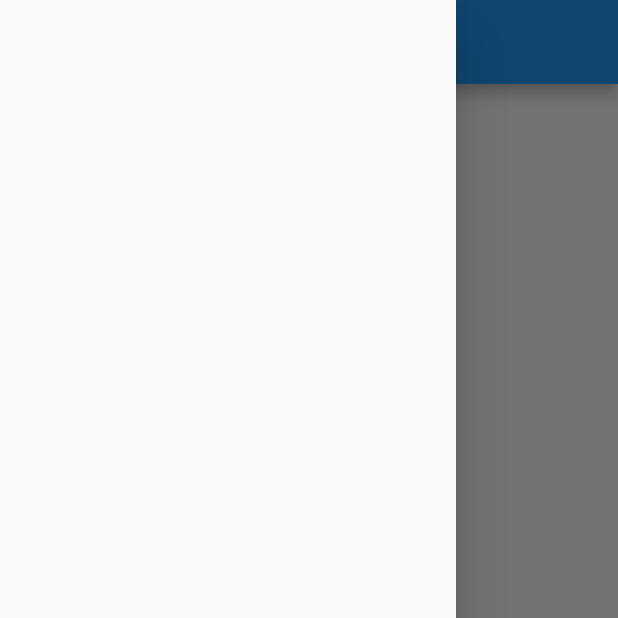
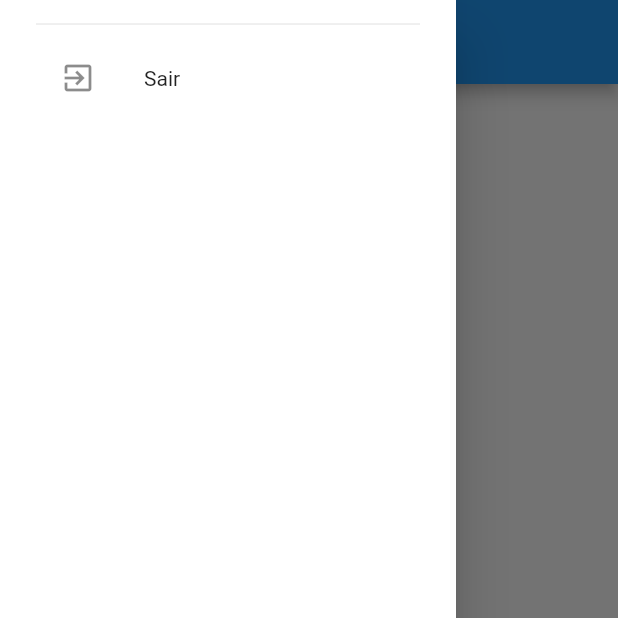
Before and after one commit to pauloasjx/uepgacadonline-flutter, a Flutter app: the HomeScreen screen opened directly, with the side drawer open, on a phone screen of 412 x 824 dp, the top half of it. Run offline on Flutter 3.47's test engine with Material 2 defaults, Android fonts, the phone set to English and light mode, and no system bars; our stand-ins replace bloc, equatable, flutter_bloc, flutter_html, flutter_swiper, rxdart and 1 more; accounts and stored records are empty; network calls fail.

Commit message:
Update: Sair

```diff
--- a/lib/modules/home/home_screen.dart
+++ b/lib/modules/home/home_screen.dart
@@ -1,5 +1,4 @@
 import 'package:flutter/material.dart';
-import 'package:flutter_bloc/flutter_bloc.dart';
 import 'package:flutter_swiper/flutter_swiper.dart';
 import 'package:uepgacadonline_flutter/models/featured.dart';
 import 'package:uepgacadonline_flutter/models/news.dart';
@@ -30,11 +29,7 @@ class _HomeScreenState extends State<HomeScreen> {
   }
 
   Widget _bottomNavigationBarItem(int index) {
-    return [
-      NewsItemsScreen(),
-      GradeScreen(),
-      WeeklyMenuScreen()
-    ][index];
+    return [NewsItemsScreen(), GradeScreen(), WeeklyMenuScreen()][index];
   }
 
   @override
@@ -43,17 +38,19 @@ class _HomeScreenState extends State<HomeScreen> {
         appBar: AppBar(
           title: Text(widget.title),
         ),
-        drawer: Drawer(),
+        drawer: _buildDrawer(),
         bottomNavigationBar: BottomNavigationBar(
             currentIndex: _selectedItem,
             onTap: _onItemTapped,
             items: [
-          BottomNavigationBarItem(title: Text("Notícias"), icon: Icon(Icons.note)),
-          BottomNavigationBarItem(title: Text("Notas"), icon: Icon(Icons.grade)),
-          BottomNavigationBarItem(title: Text("Restaurante"), icon: Icon(Icons.restaurant))
-        ]),
-        body: _bottomNavigationBarItem(_selectedItem)
-    );
+              BottomNavigationBarItem(
+                  title: Text("Notícias"), icon: Icon(Icons.note)),
+              BottomNavigationBarItem(
+                  title: Text("Notas"), icon: Icon(Icons.grade)),
+              BottomNavigationBarItem(
+                  title: Text("Restaurante"), icon: Icon(Icons.restaurant))
+            ]),
+        body: _bottomNavigationBarItem(_selectedItem));
   }
 
   Widget _buildSwiper(List<Featured> featured) {
@@ -85,6 +82,23 @@ class _HomeScreenState extends State<HomeScreen> {
     );
   }
 
+  Widget _buildDrawer() {
+    return Drawer(
+        child: Container(
+      color: Colors.white,
+      child: ListView(
+        padding: EdgeInsets.fromLTRB(24.0, 8.0, 24.0, 8.0),
+        children: <Widget>[
+          Divider(height: 16),
+          ListTile(
+              leading: Icon(Icons.exit_to_app),
+              title: Text("Sair"),
+              onTap: () {})
+        ],
+      ),
+    ));
+  }
+
   Widget _itemBuilder(BuildContext context, int index, News news) {
     return Card(
       child: Stack(
```
